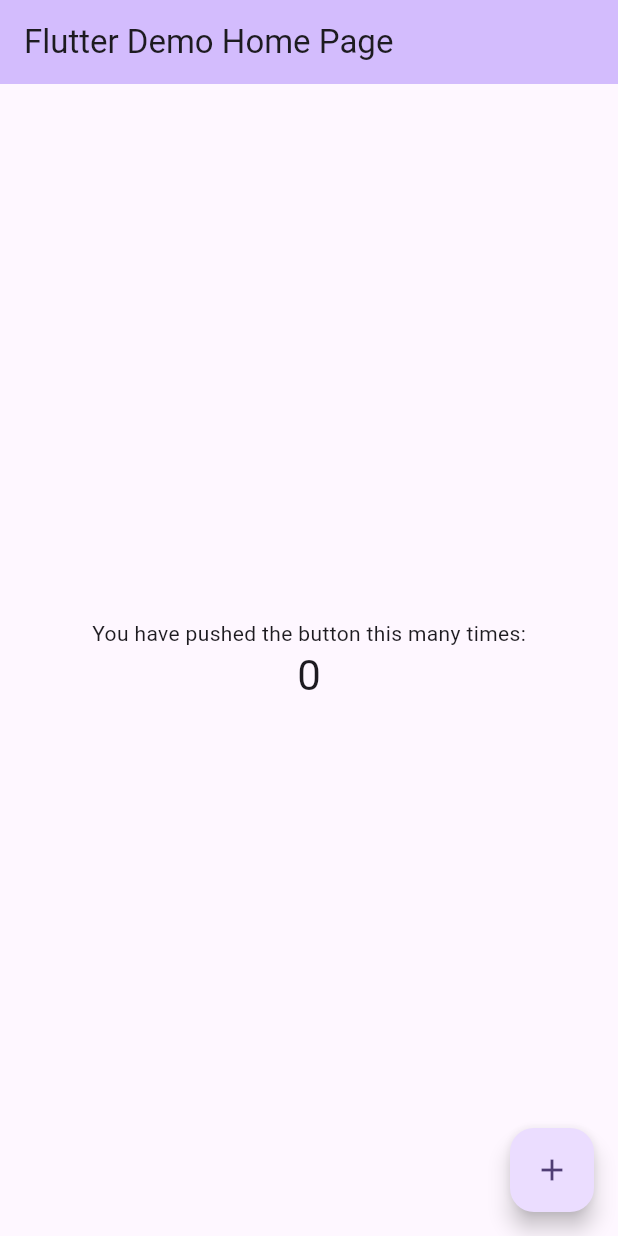
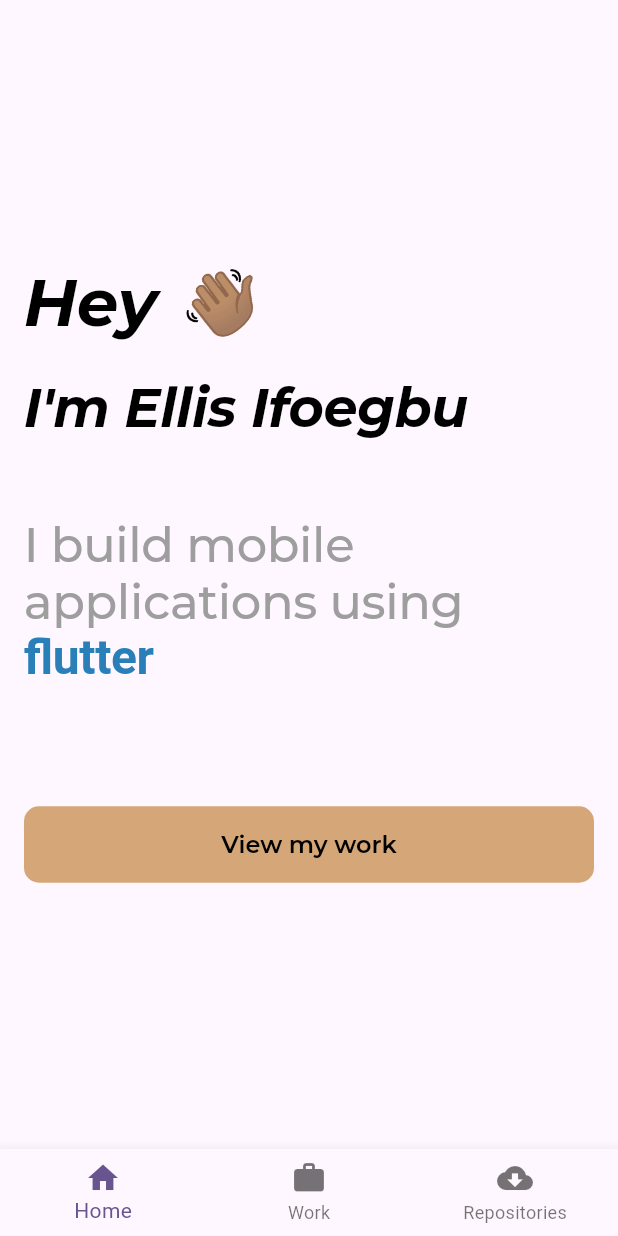
Before and after one commit to unknownaloy/nerdbug_task, a Flutter app: the screen it shows after launch, on a phone screen of 412 x 824 dp. Run offline on Flutter 3.47's test engine with Material 2 defaults, Android fonts, the phone set to English and light mode, and no system bars; our stand-ins replace google_fonts.

Commit message:
Implement the landing page

```diff
--- a/lib/main.dart
+++ b/lib/main.dart
@@ -1,4 +1,5 @@
 import 'package:flutter/material.dart';
+import 'package:nerdbug_portfolio/presentation/nerdbug_home.dart';
 
 void main() {
   runApp(const MyApp());
@@ -11,115 +12,13 @@ class MyApp extends StatelessWidget {
   @override
   Widget build(BuildContext context) {
     return MaterialApp(
-      title: 'Flutter Demo',
+      title: 'Nerdbug Task',
+      debugShowCheckedModeBanner: false,
       theme: ThemeData(
-        // This is the theme of your application.
-        //
-        // TRY THIS: Try running your application with "flutter run". You'll see
-        // the application has a blue toolbar. Then, without quitting the app,
-        // try changing the seedColor in the colorScheme below to Colors.green
-        // and then invoke "hot reload" (save your changes or press the "hot
-        // reload" button in a Flutter-supported IDE, or press "r" if you used
-        // the command line to start the app).
-        //
-        // Notice that the counter didn't reset back to zero; the application
-        // state is not lost during the reload. To reset the state, use hot
-        // restart instead.
-        //
-        // This works for code too, not just values: Most code changes can be
-        // tested with just a hot reload.
         colorScheme: ColorScheme.fromSeed(seedColor: Colors.deepPurple),
         useMaterial3: true,
       ),
-      home: const MyHomePage(title: 'Flutter Demo Home Page'),
+      home: const NerdbugHome(),
     );
   }
 }
-
-class MyHomePage extends StatefulWidget {
-  const MyHomePage({super.key, required this.title});
-
-  // This widget is the home page of your application. It is stateful, meaning
-  // that it has a State object (defined below) that contains fields that affect
-  // how it looks.
-
-  // This class is the configuration for the state. It holds the values (in this
-  // case the title) provided by the parent (in this case the App widget) and
-  // used by the build method of the State. Fields in a Widget subclass are
-  // always marked "final".
-
-  final String title;
-
-  @override
-  State<MyHomePage> createState() => _MyHomePageState();
-}
-
-class _MyHomePageState extends State<MyHomePage> {
-  int _counter = 0;
-
-  void _incrementCounter() {
-    setState(() {
-      // This call to setState tells the Flutter framework that something has
-      // changed in this State, which causes it to rerun the build method below
-      // so that the display can reflect the updated values. If we changed
-      // _counter without calling setState(), then the build method would not be
-      // called again, and so nothing would appear to happen.
-      _counter++;
-    });
-  }
-
-  @override
-  Widget build(BuildContext context) {
-    // This method is rerun every time setState is called, for instance as done
-    // by the _incrementCounter method above.
-    //
-    // The Flutter framework has been optimized to make rerunning build methods
-    // fast, so that you can just rebuild anything that needs updating rather
-    // than having to individually change instances of widgets.
-    return Scaffold(
-      appBar: AppBar(
-        // TRY THIS: Try changing the color here to a specific color (to
-        // Colors.amber, perhaps?) and trigger a hot reload to see the AppBar
-        // change color while the other colors stay the same.
-        backgroundColor: Theme.of(context).colorScheme.inversePrimary,
-        // Here we take the value from the MyHomePage object that was created by
-        // the App.build method, and use it to set our appbar title.
-        title: Text(widget.title),
-      ),
-      body: Center(
-        // Center is a layout widget. It takes a single child and positions it
-        // in the middle of the parent.
-        child: Column(
-          // Column is also a layout widget. It takes a list of children and
-          // arranges them vertically. By default, it sizes itself to fit its
-          // children horizontally, and tries to be as tall as its parent.
-          //
-          // Column has various properties to control how it sizes itself and
-          // how it positions its children. Here we use mainAxisAlignment to
-          // center the children vertically; the main axis here is the vertical
-          // axis because Columns are vertical (the cross axis would be
-          // horizontal).
-          //
-          // TRY THIS: Invoke "debug painting" (choose the "Toggle Debug Paint"
-          // action in the IDE, or press "p" in the console), to see the
-          // wireframe for each widget.
-          mainAxisAlignment: MainAxisAlignment.center,
-          children: <Widget>[
-            const Text(
-              'You have pushed the button this many times:',
-            ),
-            Text(
-              '$_counter',
-              style: Theme.of(context).textTheme.headlineMedium,
-            ),
-          ],
-        ),
-      ),
-      floatingActionButton: FloatingActionButton(
-        onPressed: _incrementCounter,
-        tooltip: 'Increment',
-        child: const Icon(Icons.add),
-      ), // This trailing comma makes auto-formatting nicer for build methods.
-    );
-  }
-}
--- /dev/null
+++ b/lib/presentation/home/home_screen_ui.dart
@@ -0,0 +1,101 @@
+import 'package:flutter/material.dart';
+import 'package:google_fonts/google_fonts.dart';
+
+class HomeScreenUi extends StatelessWidget {
+  const HomeScreenUi({super.key});
+
+  @override
+  Widget build(BuildContext context) {
+    return Scaffold(
+      body: SafeArea(
+        child: Center(
+          child: SingleChildScrollView(
+            padding: const EdgeInsets.all(16),
+            child: Column(
+              crossAxisAlignment: CrossAxisAlignment.stretch,
+              children: [
+                Text(
+                  "Hey 👋🏽",
+                  style: GoogleFonts.montserrat(
+                    textStyle: Theme.of(context).textTheme.displayLarge,
+                    fontSize: 44,
+                    fontWeight: FontWeight.w700,
+                    fontStyle: FontStyle.italic,
+                    color: Colors.black,
+                  ),
+                ),
+                const SizedBox(
+                  height: 24,
+                ),
+                Text(
+                  "I'm Ellis Ifoegbu",
+                  style: GoogleFonts.montserrat(
+                    textStyle: Theme.of(context).textTheme.displayLarge,
+                    fontSize: 36,
+                    fontWeight: FontWeight.w700,
+                    fontStyle: FontStyle.italic,
+                    color: Colors.black,
+                  ),
+                ),
+                const SizedBox(
+                  height: 52,
+                ),
+                RichText(
+                  text: TextSpan(
+                    text: 'I build mobile applications using ',
+                    style: GoogleFonts.montserrat(
+                      textStyle: Theme.of(context).textTheme.displayLarge,
+                      fontSize: 32,
+                      fontWeight: FontWeight.w500,
+                      color: Colors.grey,
+                      height: 1.2,
+                    ),
+                    children: const <TextSpan>[
+                      TextSpan(
+                        text: 'flutter',
+                        style: TextStyle(
+                          fontWeight: FontWeight.bold,
+                          color: Color(0xff2980b9),
+                        ),
+                      ),
+                    ],
+                  ),
+                ),
+                const SizedBox(
+                  height: 80,
+                ),
+                TextButton(
+                  onPressed: () {},
+                  style: ButtonStyle(
+                    padding: MaterialStateProperty.all(
+                      const EdgeInsets.symmetric(vertical: 16, horizontal: 8),
+                    ),
+                    backgroundColor: MaterialStateProperty.all(
+                      const Color(0xffD5A778),
+                    ),
+                    shape: MaterialStateProperty.all(
+                      const RoundedRectangleBorder(
+                        borderRadius: BorderRadius.all(
+                          Radius.circular(10),
+                        ),
+                      ),
+                    ),
+                  ),
+                  child: Text(
+                    "View my work",
+                    style: GoogleFonts.montserrat(
+                      textStyle: Theme.of(context).textTheme.displayMedium,
+                      fontSize: 16,
+                      fontWeight: FontWeight.w600,
+                      color: Colors.black,
+                    ),
+                  ),
+                ),
+              ],
+            ),
+          ),
+        ),
+      ),
+    );
+  }
+}
--- /dev/null
+++ b/lib/presentation/nerdbug_home.dart
@@ -0,0 +1,81 @@
+import 'package:flutter/material.dart';
+import 'package:nerdbug_portfolio/presentation/home/home_screen_ui.dart';
+
+class NerdbugHome extends StatefulWidget {
+  const NerdbugHome({super.key});
+
+  @override
+  State<NerdbugHome> createState() => _NerdbugHomeState();
+}
+
+class _NerdbugHomeState extends State<NerdbugHome> {
+  late final PageController _pageController;
+
+  int _selectedIndex = 0;
+
+  final List<Widget> _widgetOptions = [
+    const HomeScreenUi(),
+    Container(),
+    Container(),
+  ];
+
+  void _handlePageTap(int index) {
+    setState(() => _selectedIndex = index);
+    _pageController.jumpToPage(index);
+  }
+
+  @override
+  void initState() {
+    super.initState();
+
+    _pageController = PageController();
+  }
+
+  @override
+  void dispose() {
+    _pageController.dispose();
+
+    super.dispose();
+  }
+
+  @override
+  Widget build(BuildContext context) {
+    return Scaffold(
+      body: PageView(
+        physics: const NeverScrollableScrollPhysics(),
+        controller: _pageController,
+        children: _widgetOptions,
+      ),
+      bottomNavigationBar: BottomNavigationBar(
+        currentIndex: _selectedIndex,
+        onTap: (index) => _handlePageTap(index),
+        items: [
+          BottomNavigationBarItem(
+            icon: Semantics(
+              label: "An icon for navigating to the home screen",
+              enabled: _selectedIndex == 0,
+              child: const Icon(Icons.home),
+            ),
+            label: "Home",
+          ),
+          BottomNavigationBarItem(
+            icon: Semantics(
+              label: "An icon for navigating to the characters screen",
+              enabled: _selectedIndex == 1,
+              child: const Icon(Icons.work),
+            ),
+            label: "Work",
+          ),
+          BottomNavigationBarItem(
+            icon: Semantics(
+              label: "An icon for navigating to the quiz screen",
+              enabled: _selectedIndex == 2,
+              child: const Icon(Icons.cloud_download),
+            ),
+            label: "Repositories",
+          ),
+        ],
+      ),
+    );
+  }
+}
```
Also changed, not shown: pubspec.yaml (+4 -28 lines), pubspec.lock, 6 other files.
